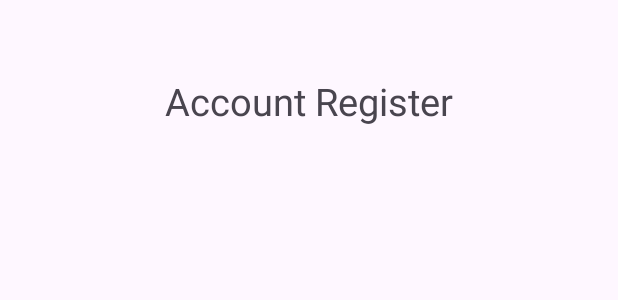
After one commit to tiagop122/MyLogin, an Android app: the layout activity_register.xml on its own in the app's theme, with its tools: preview values and no code run, on a phone screen of 412 x 824 dp. The commit adds this screen. Shown: the top 300 px of the screen. Run offline under Robolectric (Android 15) with nearby library versions, the phone set to English and light mode, and no system bars.

Commit message:
Add new activity

```diff
--- a/app/src/main/AndroidManifest.xml
+++ b/app/src/main/AndroidManifest.xml
@@ -13,6 +13,9 @@
         android:theme="@style/Theme.MyLogin"
         tools:targetApi="31">
         <activity
+            android:name=".Register"
+            android:exported="false" />
+        <activity
             android:name=".MainActivity"
             android:exported="true">
             <intent-filter>
--- /dev/null
+++ b/app/src/main/res/layout/activity_register.xml
@@ -0,0 +1,22 @@
+<?xml version="1.0" encoding="utf-8"?>
+<androidx.constraintlayout.widget.ConstraintLayout xmlns:android="http://schemas.android.com/apk/res/android"
+    xmlns:app="http://schemas.android.com/apk/res-auto"
+    xmlns:tools="http://schemas.android.com/tools"
+    android:id="@+id/main"
+    android:layout_width="match_parent"
+    android:layout_height="match_parent"
+    tools:context=".Register">
+
+    <TextView
+        android:layout_width="250dp"
+        android:layout_height="53dp"
+        android:text="Account Register"
+        android:textAlignment="center"
+        android:textSize="25dp"
+        app:layout_constraintBottom_toBottomOf="parent"
+        app:layout_constraintEnd_toEndOf="parent"
+        app:layout_constraintStart_toStartOf="parent"
+        app:layout_constraintTop_toTopOf="parent"
+        app:layout_constraintVertical_bias="0.065" />
+
+</androidx.constraintlayout.widget.ConstraintLayout>
--- a/app/src/main/res/values/strings.xml
+++ b/app/src/main/res/values/strings.xml
@@ -1,3 +1,4 @@
 <resources>
     <string name="app_name">MyLogin</string>
+    <string name="app_login">Login</string>
 </resources>
```
Also changed, not shown: app/src/main/java/pt/tiago/mylogin/MainActivity.kt (+11 -5 lines), app/src/main/java/pt/tiago/mylogin/Register.kt (added, +20 -0 lines), 1 other file.
